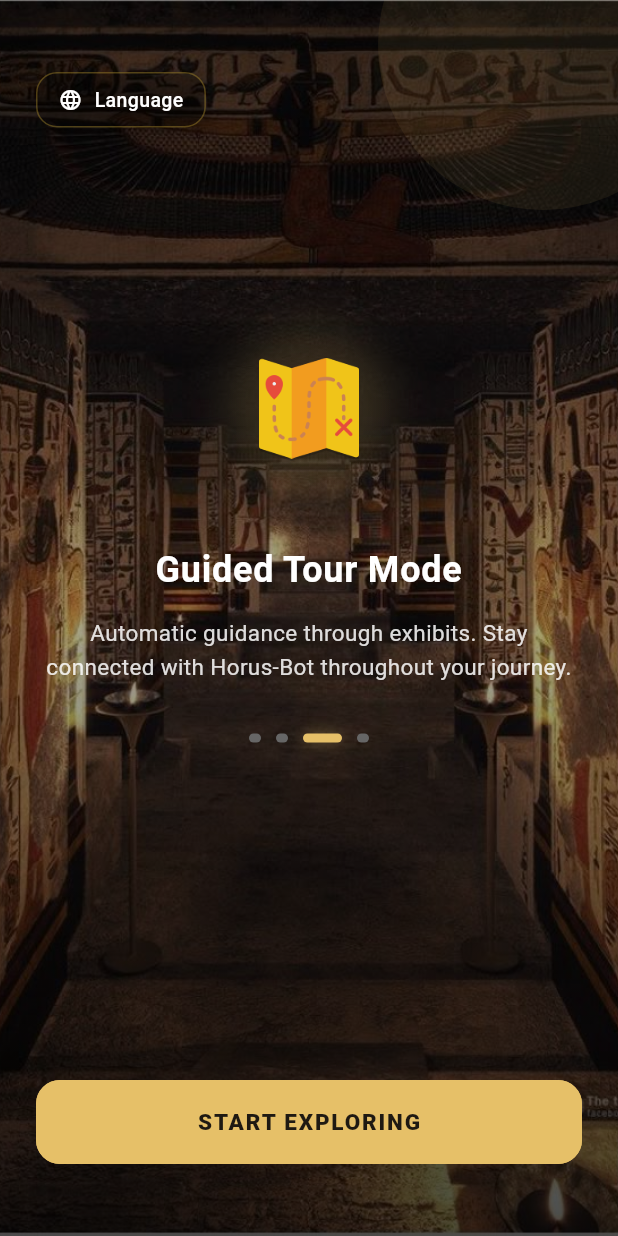
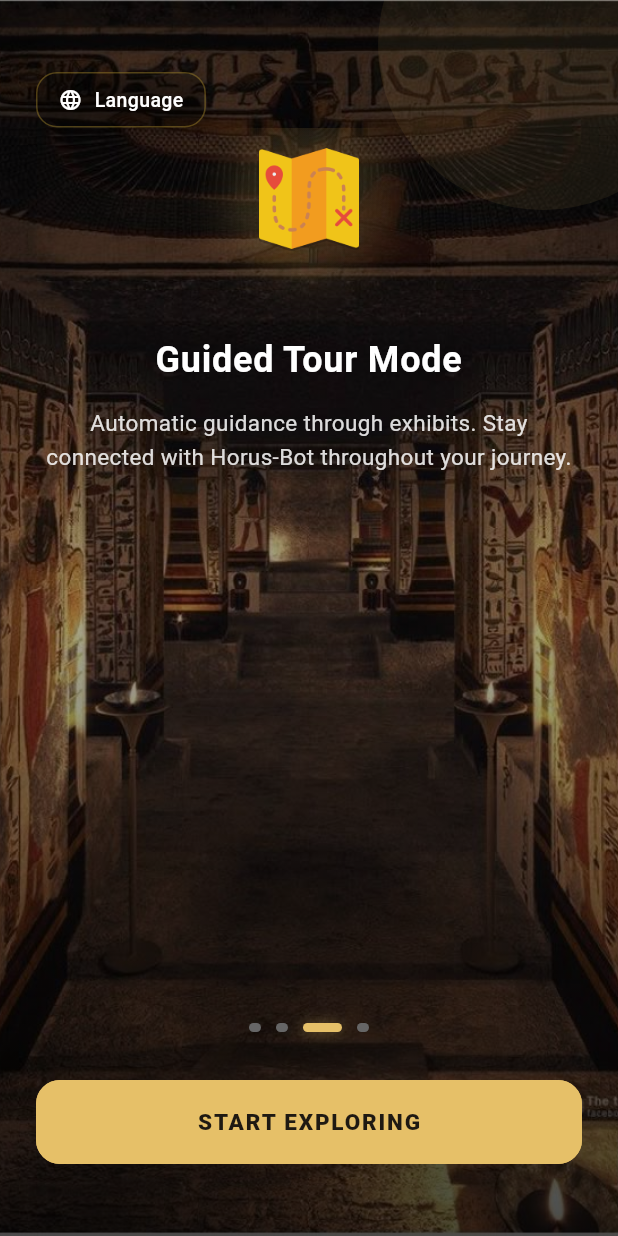
Before and after one commit to Farida-Waheed/museum_app, a Flutter app: the screen it shows after launch, swiped to page 3, on a phone screen of 412 x 824 dp. Run offline on Flutter 3.47's test engine with Material 3 defaults, Android fonts, the phone set to English and light mode, and no system bars; our stand-ins replace audioplayers, permission_handler, shared_preferences; missing offline and left inert: mobile_scanner; project files that could hold a hidden picture were left out.

Commit message:
Revert "Merge branch 'main' of https://github.com/Farida-Waheed/museum_app"
This reverts commit 8f1708b33c037ffeac822a26fa718e647b2ed81a, reversing
changes made to 42564bccf70070f801762ed191c1e68ba62d62e6.

```diff
--- a/lib/screens/onboarding/onboarding_screen.dart
+++ b/lib/screens/onboarding/onboarding_screen.dart
@@ -167,10 +167,11 @@ class _OnboardingScreenState extends State<OnboardingScreen>
           // --- Main content ---
           Column(
             children: [
+              const Spacer(),
+
               Expanded(
-                child: LayoutBuilder(
-                  builder: (context, constraints) {
-                    return PageView.builder(
+                flex: 7,
+                child: PageView.builder(
                   controller: _pageController,
                   itemCount: pages.length,
                   onPageChanged: (value) {
@@ -178,14 +179,8 @@ class _OnboardingScreenState extends State<OnboardingScreen>
                   },
                   itemBuilder: (context, index) {
                     return SingleChildScrollView(
-                          child: ConstrainedBox(
-                            constraints: BoxConstraints(
-                              minHeight: constraints.maxHeight,
-                            ),
                       child: Padding(
-                              padding: const EdgeInsets.symmetric(
-                                horizontal: 28,
-                              ),
+                        padding: const EdgeInsets.symmetric(horizontal: 28),
                         child: Column(
                           mainAxisAlignment: MainAxisAlignment.center,
                           children: [
@@ -281,16 +276,27 @@ class _OnboardingScreenState extends State<OnboardingScreen>
                                 height: 1.5,
                               ),
                             ),
-                            const SizedBox(height: 32),
+                          ],
+                        ),
+                      ),
+                    );
+                  },
+                ),
+              ),
+
+              // --- Dots + Primary button ---
+              Padding(
+                padding: const EdgeInsets.fromLTRB(24, 0, 24, 48),
+                child: Column(
+                  children: [
+                    // Premium Dots indicator
                     Row(
                       mainAxisAlignment: MainAxisAlignment.center,
-                              children: List.generate(pages.length, (idx) {
-                                final bool active = _currentPage == idx;
+                      children: List.generate(pages.length, (index) {
+                        final bool active = _currentPage == index;
                         return AnimatedContainer(
                           duration: const Duration(milliseconds: 400),
-                                  margin: const EdgeInsets.symmetric(
-                                    horizontal: 5,
-                                  ),
+                          margin: const EdgeInsets.symmetric(horizontal: 5),
                           width: active ? 26 : 8,
                           height: 6,
                           decoration: BoxDecoration(
@@ -311,22 +317,8 @@ class _OnboardingScreenState extends State<OnboardingScreen>
                         );
                       }),
                     ),
-                          ],
-                        ),
-                              ),
-                            ),
-                        );
-                      },
-                    );
-                  },
-                ),
-              ),
+                    const SizedBox(height: 32),
 
-              // --- Primary button ---
-              Padding(
-                padding: const EdgeInsets.fromLTRB(24, 0, 24, 48),
-                child: Column(
-                  children: [
                     // Primary CTA
                     SizedBox(
                       width: double.infinity,
```
Lines whose indentation alone changed are shown as unchanged.
